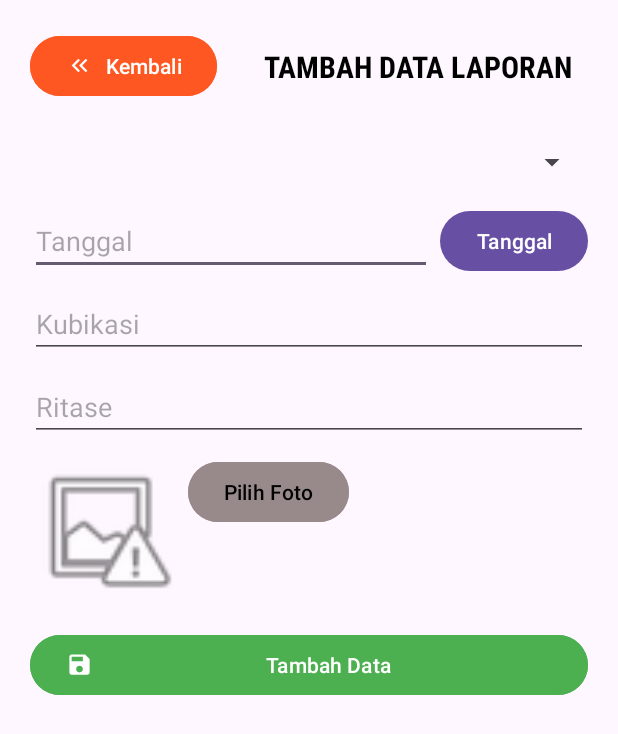
After one commit to JihanCahya/app_maps, an Android app: the layout activity_tambah_laporan.xml on its own in the app's theme, with its tools: preview values and no code run, on a phone screen of 412 x 824 dp. The commit adds this screen. Shown: the top 734 px of the screen. Run offline under Robolectric (Android 15) with nearby library versions, the phone set to English and light mode, and no system bars.

Commit message:
update konfigurasi tambah laporan

```diff
--- a/app/src/main/AndroidManifest.xml
+++ b/app/src/main/AndroidManifest.xml
@@ -16,6 +16,9 @@
         android:supportsRtl="true"
         android:theme="@style/Theme.App_maps"
         tools:targetApi="31">
+        <activity
+            android:name=".fragment.TambahLaporanActivity"
+            android:exported="false" />
         <activity
             android:name=".fragment.DashboardActivity"
             android:exported="false" />
--- /dev/null
+++ b/app/src/main/res/drawable/baseline_add_24.xml
@@ -0,0 +1,5 @@
+<vector android:height="24dp" android:tint="#000000"
+    android:viewportHeight="24" android:viewportWidth="24"
+    android:width="24dp" xmlns:android="http://schemas.android.com/apk/res/android">
+    <path android:fillColor="@android:color/white" android:pathData="M19,13h-6v6h-2v-6H5v-2h6V5h2v6h6v2z"/>
+</vector>
--- /dev/null
+++ b/app/src/main/res/drawable/baseline_keyboard_double_arrow_left_24.xml
@@ -0,0 +1,6 @@
+<vector android:height="24dp" android:tint="#000000"
+    android:viewportHeight="24" android:viewportWidth="24"
+    android:width="24dp" xmlns:android="http://schemas.android.com/apk/res/android">
+    <path android:fillColor="@android:color/white" android:pathData="M17.59,18l1.41,-1.41l-4.58,-4.59l4.58,-4.59l-1.41,-1.41l-6,6z"/>
+    <path android:fillColor="@android:color/white" android:pathData="M11,18l1.41,-1.41l-4.58,-4.59l4.58,-4.59l-1.41,-1.41l-6,6z"/>
+</vector>
--- /dev/null
+++ b/app/src/main/res/drawable/baseline_save_24.xml
@@ -0,0 +1,5 @@
+<vector android:height="24dp" android:tint="#000000"
+    android:viewportHeight="24" android:viewportWidth="24"
+    android:width="24dp" xmlns:android="http://schemas.android.com/apk/res/android">
+    <path android:fillColor="@android:color/white" android:pathData="M17,3L5,3c-1.11,0 -2,0.9 -2,2v14c0,1.1 0.89,2 2,2h14c1.1,0 2,-0.9 2,-2L21,7l-4,-4zM12,19c-1.66,0 -3,-1.34 -3,-3s1.34,-3 3,-3 3,1.34 3,3 -1.34,3 -3,3zM15,9L5,9L5,5h10v4z"/>
+</vector>
--- /dev/null
+++ b/app/src/main/res/layout/activity_tambah_laporan.xml
@@ -0,0 +1,124 @@
+<?xml version="1.0" encoding="utf-8"?>
+<androidx.constraintlayout.widget.ConstraintLayout xmlns:android="http://schemas.android.com/apk/res/android"
+    xmlns:app="http://schemas.android.com/apk/res-auto"
+    xmlns:tools="http://schemas.android.com/tools"
+    android:layout_width="match_parent"
+    android:layout_height="match_parent"
+    tools:context=".fragment.TambahLaporanActivity">
+
+    <TextView
+        android:id="@+id/textView2"
+        android:layout_width="wrap_content"
+        android:layout_height="wrap_content"
+        android:fontFamily="sans-serif-condensed"
+        android:text="TAMBAH DATA LAPORAN"
+        android:textColor="#000000"
+        android:textSize="20sp"
+        android:textStyle="bold"
+        app:layout_constraintBottom_toBottomOf="@+id/btnKembali"
+        app:layout_constraintEnd_toEndOf="parent"
+        app:layout_constraintStart_toEndOf="@+id/btnKembali"
+        app:layout_constraintTop_toTopOf="@+id/btnKembali" />
+
+    <Button
+        android:id="@+id/btnKembali"
+        android:layout_width="wrap_content"
+        android:layout_height="wrap_content"
+        android:layout_marginStart="20dp"
+        android:layout_marginTop="20dp"
+        android:backgroundTint="#FF5722"
+        android:text="Kembali"
+        app:icon="@drawable/baseline_keyboard_double_arrow_left_24"
+        app:layout_constraintStart_toStartOf="parent"
+        app:layout_constraintTop_toTopOf="parent" />
+
+    <Spinner
+        android:id="@+id/spNamaPt"
+        android:layout_width="0dp"
+        android:layout_height="40dp"
+        android:layout_marginTop="20dp"
+        android:layout_marginEnd="20dp"
+        app:layout_constraintEnd_toEndOf="parent"
+        app:layout_constraintStart_toStartOf="@+id/btnKembali"
+        app:layout_constraintTop_toBottomOf="@+id/btnKembali" />
+
+    <EditText
+        android:id="@+id/inputTanggal"
+        android:layout_width="0dp"
+        android:layout_height="wrap_content"
+        android:layout_marginTop="10dp"
+        android:layout_marginEnd="5dp"
+        android:clickable="false"
+        android:ems="10"
+        android:hint="Tanggal"
+        android:inputType="date"
+        android:longClickable="false"
+        app:layout_constraintEnd_toStartOf="@+id/btnDatePicker"
+        app:layout_constraintStart_toStartOf="@+id/spNamaPt"
+        app:layout_constraintTop_toBottomOf="@+id/spNamaPt" />
+
+    <EditText
+        android:id="@+id/inputKubikasi"
+        android:layout_width="0dp"
+        android:layout_height="wrap_content"
+        android:layout_marginTop="10dp"
+        android:ems="10"
+        android:hint="Kubikasi"
+        android:inputType="number|numberDecimal"
+        app:layout_constraintEnd_toEndOf="@+id/btnDatePicker"
+        app:layout_constraintStart_toStartOf="@+id/inputTanggal"
+        app:layout_constraintTop_toBottomOf="@+id/inputTanggal" />
+
+    <EditText
+        android:id="@+id/inputRitase"
+        android:layout_width="0dp"
+        android:layout_height="wrap_content"
+        android:layout_marginTop="10dp"
+        android:ems="10"
+        android:hint="Ritase"
+        android:inputType="number|numberDecimal"
+        app:layout_constraintEnd_toEndOf="@+id/inputKubikasi"
+        app:layout_constraintStart_toStartOf="@+id/inputKubikasi"
+        app:layout_constraintTop_toBottomOf="@+id/inputKubikasi" />
+
+    <ImageView
+        android:id="@+id/imvFoto"
+        android:layout_width="100dp"
+        android:layout_height="100dp"
+        android:layout_marginTop="10dp"
+        android:src="@android:drawable/ic_menu_report_image"
+        app:layout_constraintStart_toStartOf="@+id/inputRitase"
+        app:layout_constraintTop_toBottomOf="@+id/inputRitase" />
+
+    <Button
+        android:id="@+id/btnPilihFoto"
+        android:layout_width="wrap_content"
+        android:layout_height="wrap_content"
+        android:layout_marginStart="5dp"
+        android:backgroundTint="#988A8A"
+        android:text="Pilih Foto"
+        android:textColor="#000000"
+        app:layout_constraintStart_toEndOf="@+id/imvFoto"
+        app:layout_constraintTop_toTopOf="@+id/imvFoto" />
+
+    <Button
+        android:id="@+id/btnTambahData"
+        android:layout_width="0dp"
+        android:layout_height="wrap_content"
+        android:layout_marginTop="15dp"
+        android:backgroundTint="#4CAF50"
+        android:text="Tambah Data"
+        app:icon="@drawable/baseline_save_24"
+        app:layout_constraintEnd_toEndOf="@+id/inputRitase"
+        app:layout_constraintStart_toStartOf="@+id/imvFoto"
+        app:layout_constraintTop_toBottomOf="@+id/imvFoto" />
+
+    <Button
+        android:id="@+id/btnDatePicker"
+        android:layout_width="wrap_content"
+        android:layout_height="wrap_content"
+        android:text="Tanggal"
+        app:layout_constraintBottom_toBottomOf="@+id/inputTanggal"
+        app:layout_constraintEnd_toEndOf="@+id/spNamaPt"
+        app:layout_constraintTop_toTopOf="@+id/inputTanggal" />
+</androidx.constraintlayout.widget.ConstraintLayout>
```
Also changed, not shown: app/src/main/java/com/polinema/mi/app_maps/fragment/DashboardActivity.kt (+9 -3 lines), app/src/main/java/com/polinema/mi/app_maps/fragment/TambahLaporanActivity.kt (added, +93 -0 lines), app/src/main/res/layout/activity_dashboard.xml (+20 -4 lines).
